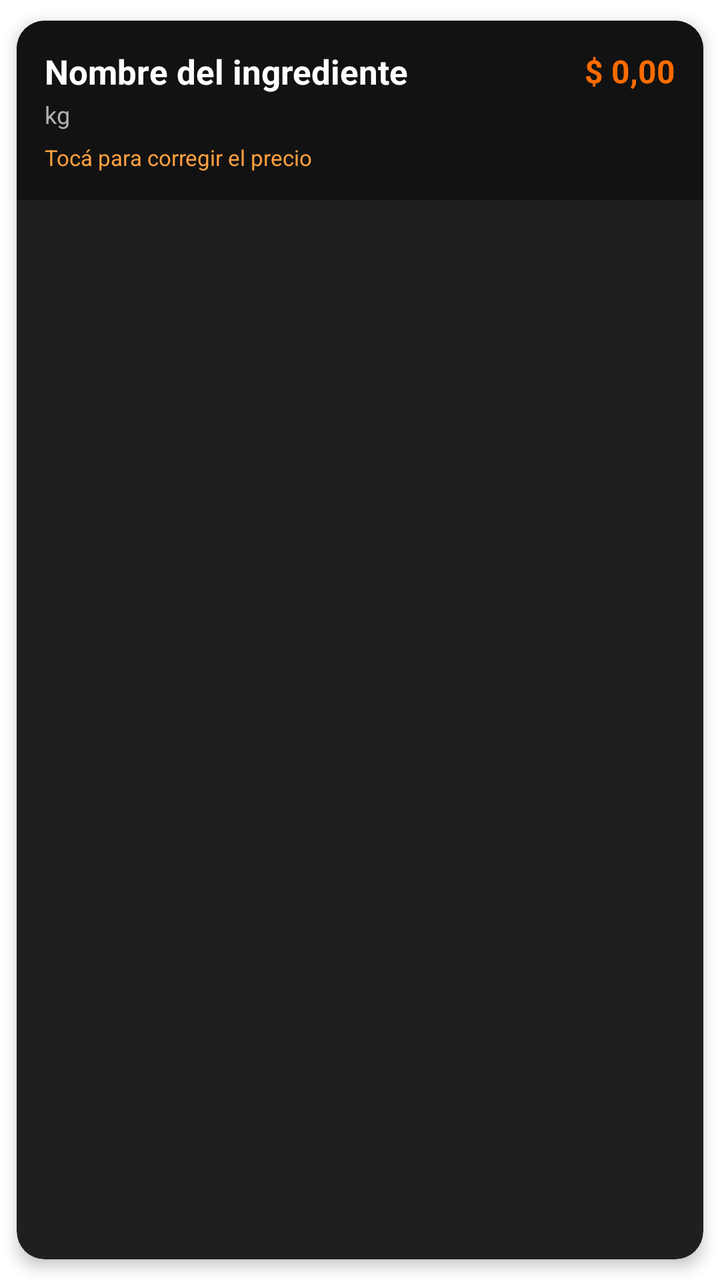
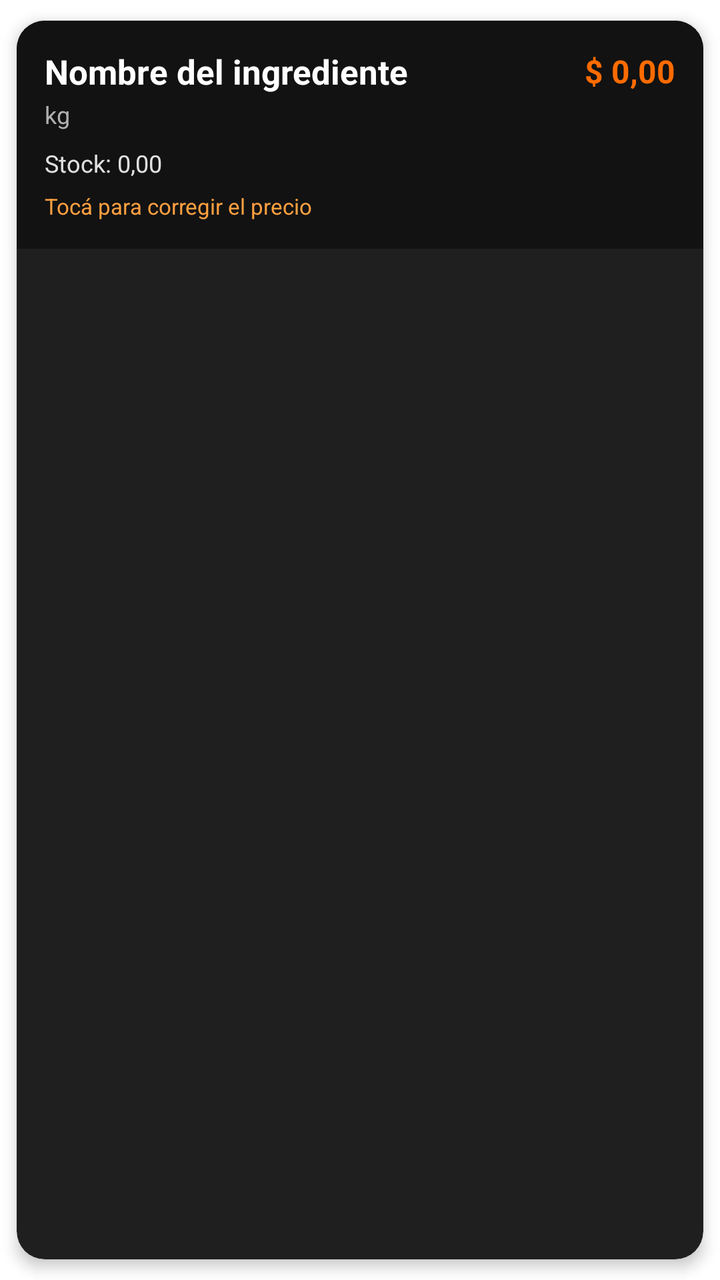

Screens rendered from an Android XML layout before and after an edit, with the pre-edit source and the edit as a unified diff.
<!-- AndroidManifest.xml: application theme Theme.MiRotiMobile -->
<!-- res/layout/item_ingrediente.xml -->
<?xml version="1.0" encoding="utf-8"?>
<com.google.android.material.card.MaterialCardView xmlns:android="http://schemas.android.com/apk/res/android"
    xmlns:card_view="http://schemas.android.com/apk/res-auto"
    android:layout_width="match_parent"
    android:layout_height="wrap_content"
    android:layout_marginHorizontal="4dp"
    android:layout_marginVertical="6dp"
    card_view:cardCornerRadius="14dp"
    card_view:cardUseCompatPadding="true"
    card_view:cardElevation="4dp"
    card_view:cardBackgroundColor="#1F1F1F">

    <LinearLayout
        android:layout_width="match_parent"
        android:layout_height="wrap_content"
        android:orientation="vertical"
        android:padding="14dp"
        android:background="@color/background_dark">

        
        <LinearLayout
            android:layout_width="match_parent"
            android:layout_height="wrap_content"
            android:orientation="horizontal"
            android:gravity="center_vertical">

            <TextView
                android:id="@+id/txtNombreIngrediente"
                android:layout_width="0dp"
                android:layout_height="wrap_content"
                android:layout_weight="1"
                android:text="Nombre del ingrediente"
                android:textSize="17sp"
                android:textStyle="bold"
                android:textColor="@color/white" />

            <TextView
                android:id="@+id/txtPrecioIngrediente"
                android:layout_width="wrap_content"
                android:layout_height="wrap_content"
                android:text="$ 0,00"
                android:textSize="16sp"
                android:textStyle="bold"
                android:textColor="@color/miroti_orange" />
        </LinearLayout>

        
        <TextView
            android:id="@+id/txtUnidadIngrediente"
            android:layout_width="wrap_content"
            android:layout_height="wrap_content"
            android:layout_marginTop="2dp"
            android:text="kg"
            android:textSize="12sp"
            android:textColor="@color/nav_icon_inactive" />

        
        <TextView
            android:id="@+id/txtEditarPrecio"
            android:layout_width="wrap_content"
            android:layout_height="wrap_content"
            android:layout_marginTop="6dp"
            android:text="Tocá para corregir el precio"
            android:textSize="11sp"
            android:textColor="@color/miroti_orange_light" />
    </LinearLayout>

</com.google.android.material.card.MaterialCardView>
<!-- resources referenced by this layout -->
<resources>
  <color name="background_dark">#121212</color>
  <color name="miroti_orange">#FF6B00</color>
  <color name="miroti_orange_light">#FFA040</color>
  <color name="nav_icon_inactive">#B0B0B0</color>
  <color name="white">#FFFFFFFF</color>
  <style name="Theme.MiRotiMobile" parent="Base.Theme.MiRotiMobile" />
  <style name="Base.Theme.MiRotiMobile" parent="Theme.MaterialComponents.DayNight.NoActionBar">
          <item name="colorPrimary">#FCA311</item>
          <item name="colorPrimaryVariant">#E59500</item>
          <item name="colorOnPrimary">#FFFFFF</item>
      </style>
</resources>

<!-- the commit's change to res/layout/item_ingrediente.xml (unified diff, before → after) -->
@@ -56,6 +56,16 @@
 
         
         <TextView
+            android:id="@+id/txtStockIngrediente"
+            android:layout_width="wrap_content"
+            android:layout_height="wrap_content"
+            android:layout_marginTop="8dp"
+            android:text="Stock: 0,00"
+            android:textSize="12sp"
+            android:textColor="@color/text_light" />
+
+        
+        <TextView
             android:id="@+id/txtEditarPrecio"
             android:layout_width="wrap_content"
             android:layout_height="wrap_content"
<!-- resource entries referenced after the edit -->
@@ -4,6 +4,7 @@
   <color name="miroti_orange">#FF6B00</color>
   <color name="miroti_orange_light">#FFA040</color>
   <color name="nav_icon_inactive">#B0B0B0</color>
+  <color name="text_light">#E0E0E0</color>
   <color name="white">#FFFFFFFF</color>
   <style name="Theme.MiRotiMobile" parent="Base.Theme.MiRotiMobile" />
   <style name="Base.Theme.MiRotiMobile" parent="Theme.MaterialComponents.DayNight.NoActionBar">
